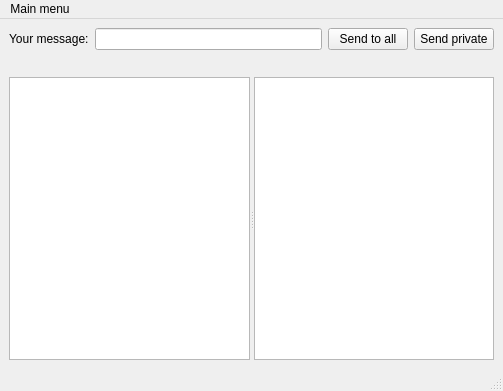
Above: client/mainwindow.ui from Lordgprs/GuiChat before the change. Below: the same form after it.
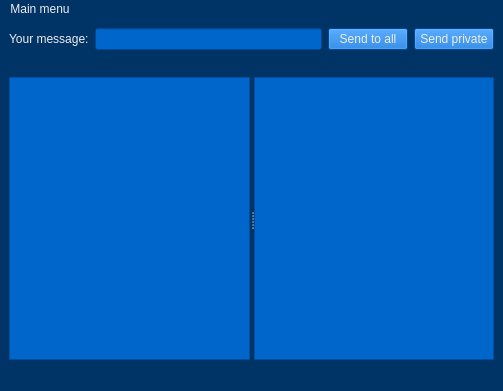
That is the form after the change.

Diff of the .ui file:
```diff
--- a/client/mainwindow.ui
+++ b/client/mainwindow.ui
@@ -13,6 +13,14 @@
   <property name="windowTitle">
    <string>Chat</string>
   </property>
+  <property name="styleSheet">
+   <string notr="true">QWidget {background-color: #003366; color: #EEEEEE}
+QPushButton {background-color: #0066CC;}
+QListWidget{background-color: #0066CC;}
+QTextBrowser{background-color: #0066CC;}
+QLineEdit{background-color: #0066CC;}
+</string>
+  </property>
   <widget class="QWidget" name="centralwidget">
    <layout class="QVBoxLayout" name="verticalLayout" stretch="0,0,1">
     <item>
```
